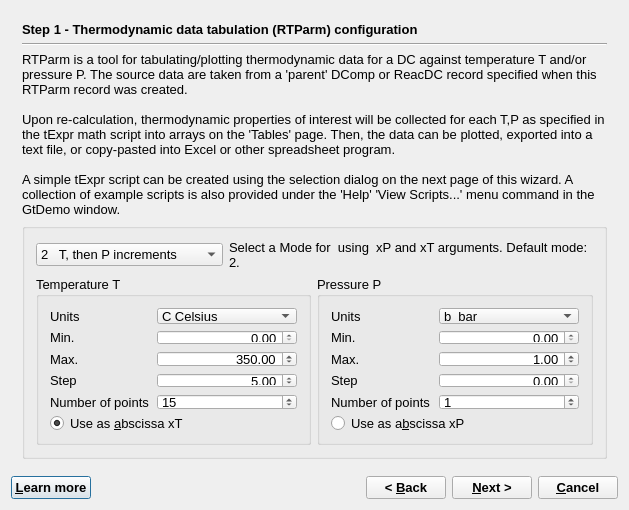
The window that GUI/Dialogs4/RTparmWizard4.ui (gemshub/GEMSGUI) describes before a commit, drawn with Qt 5.
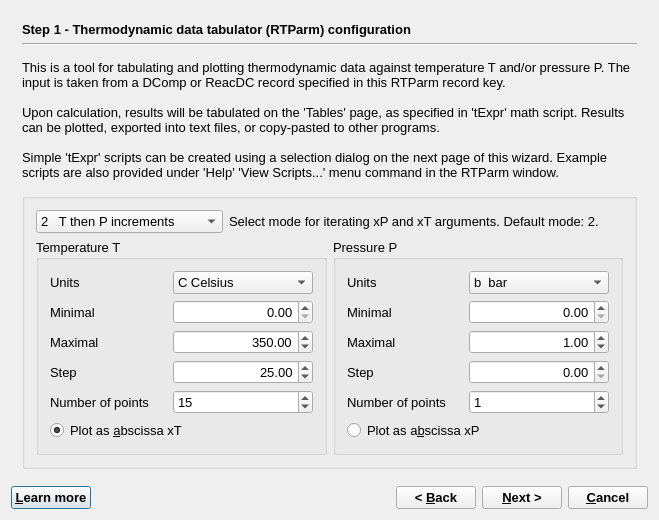
The same window after the commit. The open tabs and pages were chosen to show the change.

The edit to the form file:
```diff
--- a/GUI/Dialogs4/RTparmWizard4.ui
+++ b/GUI/Dialogs4/RTparmWizard4.ui
@@ -9,8 +9,8 @@
    <rect>
     <x>0</x>
     <y>0</y>
-    <width>599</width>
-    <height>510</height>
+    <width>659</width>
+    <height>520</height>
    </rect>
   </property>
   <property name="font">
@@ -59,7 +59,7 @@
           </font>
          </property>
          <property name="text">
-          <string>Step 1 - Thermodynamic data tabulation (RTParm) configuration</string>
+          <string>Step 1 - Thermodynamic data tabulator (RTParm) configuration</string>
          </property>
         </widget>
        </item>
@@ -85,11 +85,11 @@
           <enum>QFrame::Plain</enum>
          </property>
          <property name="text">
-          <string>RTParm is a tool for tabulating/plotting thermodynamic data for a DC against temperature T and/or pressure P. The source data are taken from a 'parent' DComp or ReacDC record specified when this RTParm record was created.
+          <string>This is a tool for tabulating and plotting thermodynamic data against temperature T and/or pressure P. The input is taken from a DComp or ReacDC record specified in this RTParm record key.
 
-Upon re-calculation, thermodynamic properties of interest will be collected for each T,P as specified in the tExpr math script into arrays on the 'Tables' page. Then, the data can be plotted, exported into a text file, or copy-pasted into Excel or other spreadsheet program. 
+Upon calculation, results will be tabulated on the 'Tables' page, as specified in 'tExpr' math script. Results can be plotted, exported into text files, or copy-pasted to other programs. 
 
-A simple tExpr script can be created using the selection dialog on the next page of this wizard. A collection of example scripts is also provided under the 'Help' 'View Scripts...' menu command in the GtDemo window.</string>
+Simple 'tExpr' scripts can be created using a selection dialog on the next page of this wizard. Example scripts are also provided under 'Help' 'View Scripts...' menu command in the RTParm window.</string>
          </property>
          <property name="textFormat">
           <enum>Qt::AutoText</enum>
@@ -145,7 +145,7 @@
               </item>
               <item>
                <property name="text">
-                <string>2   T, then P increments</string>
+                <string>2   T then P increments</string>
                </property>
               </item>
               <item>
@@ -158,7 +158,7 @@
             <item>
              <widget class="QLabel" name="textLabel1_3">
               <property name="text">
-               <string>Select a Mode for  using  xP and xT arguments. Default mode: 2.</string>
+               <string>Select mode for iterating xP and xT arguments. Default mode: 2.</string>
               </property>
               <property name="alignment">
                <set>Qt::AlignVCenter</set>
@@ -212,7 +212,7 @@
              <item row="1" column="0">
               <widget class="QLabel" name="label_9">
                <property name="text">
-                <string>Min.</string>
+                <string>Minimal</string>
                </property>
               </widget>
              </item>
@@ -241,7 +241,7 @@
              <item row="2" column="0">
               <widget class="QLabel" name="label_10">
                <property name="text">
-                <string>Max.</string>
+                <string>Maximal</string>
                </property>
               </widget>
              </item>
@@ -292,14 +292,14 @@
                 <double>200.000000000000000</double>
                </property>
                <property name="value">
-                <double>5.000000000000000</double>
+                <double>25.000000000000000</double>
                </property>
               </widget>
              </item>
              <item row="4" column="0">
               <widget class="QLabel" name="TextLabel1_3">
                <property name="text">
-                <string>Number of points </string>
+                <string>Number of points</string>
                </property>
                <property name="alignment">
                 <set>Qt::AlignVCenter</set>
@@ -337,7 +337,7 @@
              <item row="5" column="0" colspan="2">
               <widget class="QRadioButton" name="butT">
                <property name="text">
-                <string>Use as &amp;abscissa xT</string>
+                <string>Plot as &amp;abscissa xT</string>
                </property>
                <property name="checked">
                 <bool>true</bool>
@@ -404,7 +404,7 @@
              <item row="1" column="0">
               <widget class="QLabel" name="label_5">
                <property name="text">
-                <string>Min.</string>
+                <string>Minimal</string>
                </property>
               </widget>
              </item>
@@ -442,7 +442,7 @@
              <item row="2" column="0">
               <widget class="QLabel" name="label_6">
                <property name="text">
-                <string>Max.</string>
+                <string>Maximal</string>
                </property>
               </widget>
              </item>
@@ -547,7 +547,7 @@
              <item row="5" column="0" colspan="2">
               <widget class="QRadioButton" name="butP">
                <property name="text">
-                <string>Use as a&amp;bscissa xP </string>
+                <string>Plot as a&amp;bscissa xP </string>
                </property>
               </widget>
              </item>
```
Left out of the diff: 38 changed lines with no effect on the pictures.
